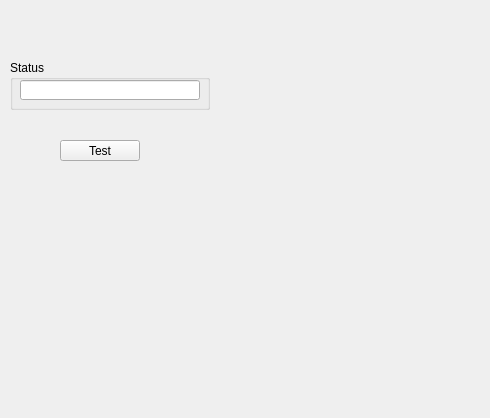
Above: ControllerWidget/controllerwidget.ui from adegirmenci/HBL-ICEbot before the change. Below: the same form after it.
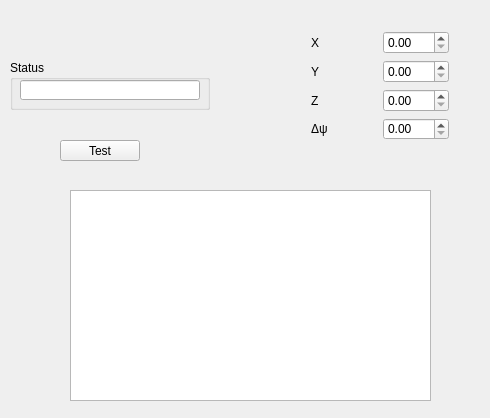
That is the form after the change.

What changed in the file:
```diff
--- a/ControllerWidget/controllerwidget.ui
+++ b/ControllerWidget/controllerwidget.ui
@@ -52,6 +52,74 @@
     <string>Test</string>
    </property>
   </widget>
+  <widget class="QWidget" name="gridLayoutWidget">
+   <property name="geometry">
+    <rect>
+     <x>300</x>
+     <y>20</y>
+     <width>160</width>
+     <height>131</height>
+    </rect>
+   </property>
+   <layout class="QGridLayout" name="gridLayout">
+    <item row="3" column="1">
+     <widget class="QDoubleSpinBox" name="delPsiSpinbox"/>
+    </item>
+    <item row="0" column="0">
+     <widget class="QLabel" name="xLabel">
+      <property name="text">
+       <string>X</string>
+      </property>
+     </widget>
+    </item>
+    <item row="1" column="0">
+     <widget class="QLabel" name="yLabel">
+      <property name="text">
+       <string>Y</string>
+      </property>
+     </widget>
+    </item>
+    <item row="2" column="0">
+     <widget class="QLabel" name="zLabel">
+      <property name="text">
+       <string>Z</string>
+      </property>
+     </widget>
+    </item>
+    <item row="0" column="1">
+     <widget class="QDoubleSpinBox" name="xSpinbox"/>
+    </item>
+    <item row="2" column="1">
+     <widget class="QDoubleSpinBox" name="zSpinbox"/>
+    </item>
+    <item row="1" column="1">
+     <widget class="QDoubleSpinBox" name="ySpinbox"/>
+    </item>
+    <item row="3" column="0">
+     <widget class="QLabel" name="delPsiLabel">
+      <property name="text">
+       <string>Δψ</string>
+      </property>
+     </widget>
+    </item>
+   </layout>
+  </widget>
+  <widget class="QPlainTextEdit" name="statusTextEdit">
+   <property name="geometry">
+    <rect>
+     <x>70</x>
+     <y>190</y>
+     <width>361</width>
+     <height>211</height>
+    </rect>
+   </property>
+   <property name="readOnly">
+    <bool>true</bool>
+   </property>
+   <property name="backgroundVisible">
+    <bool>false</bool>
+   </property>
+  </widget>
  </widget>
  <layoutdefault spacing="6" margin="11"/>
  <resources/>
```
